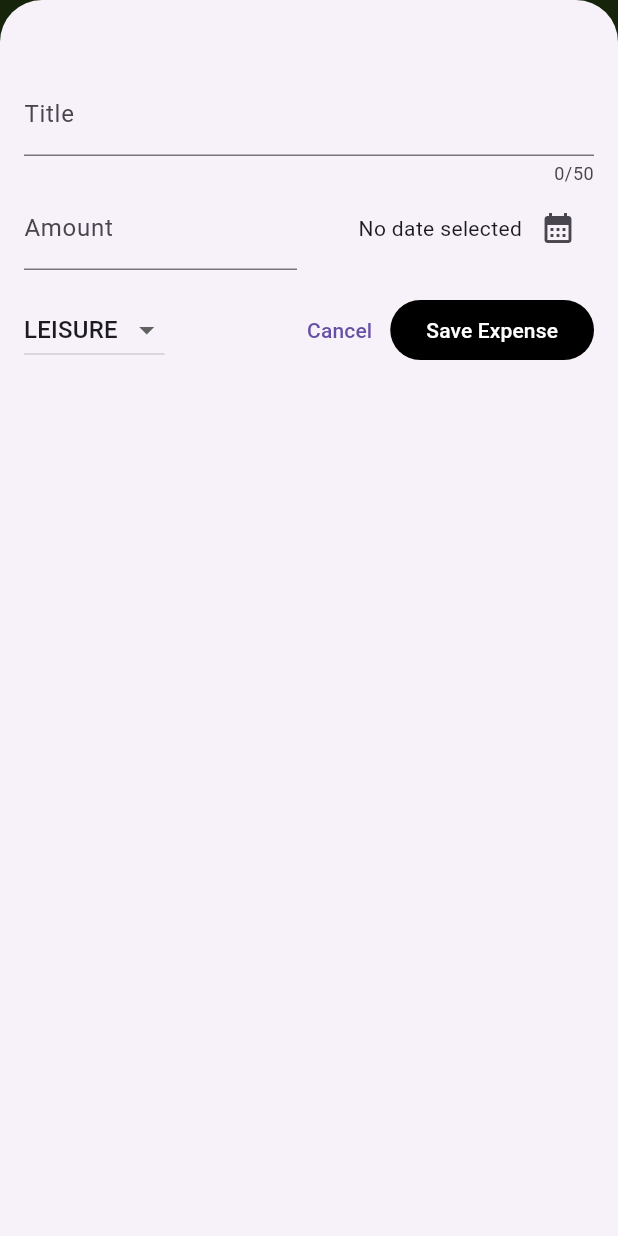
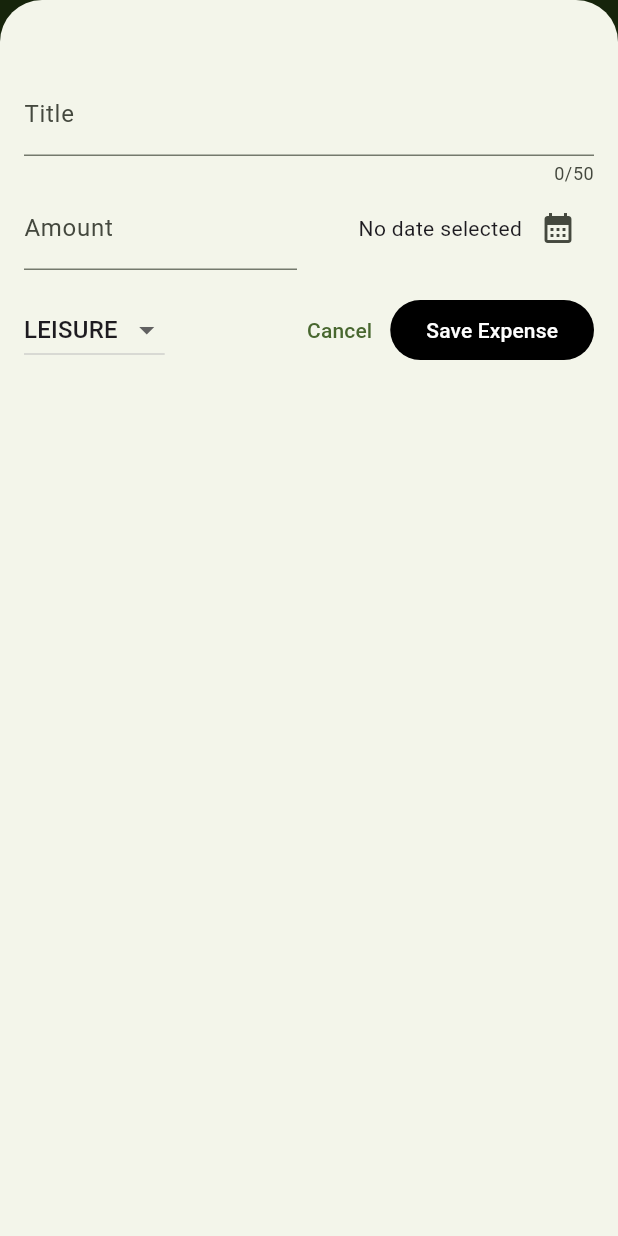
Before and after one commit to suhejbmorina99/flutter_mini_projects, a Flutter app: the screen it shows after launch, after a tap on the "add" icon, on a phone screen of 412 x 824 dp. Run offline on Flutter 3.47's test engine with Material 3 defaults, Android fonts, the phone set to English and light mode, and no system bars; our stand-ins replace google_fonts.

Commit message:
added dark theme, depend on system theme

```diff
--- a/expense_tracker/lib/main.dart
+++ b/expense_tracker/lib/main.dart
@@ -5,10 +5,29 @@ var kColorScheme = ColorScheme.fromSeed(
   seedColor: const Color.fromARGB(255, 157, 211, 113),
 );
 
+var kDarkColorScheme = ColorScheme.fromSeed(
+  brightness: Brightness.dark,
+  seedColor: const Color.fromARGB(255, 5, 99, 125),
+);
+
 void main() {
   runApp(
     MaterialApp(
+      darkTheme: ThemeData.dark().copyWith(
+        colorScheme: kDarkColorScheme,
+        cardTheme: const CardTheme().copyWith(
+          color: kDarkColorScheme.secondaryContainer,
+          margin: const EdgeInsets.all(6),
+        ),
+        // filledButtonTheme: FilledButtonThemeData(
+        //   style: FilledButton.styleFrom(
+        //     backgroundColor: kDarkColorScheme.primaryContainer,
+        //     foregroundColor: kDarkColorScheme.onPrimaryContainer,
+        //   ),
+        // ),
+      ),
       theme: ThemeData().copyWith(
+        colorScheme: kColorScheme,
         appBarTheme: const AppBarTheme().copyWith(
           backgroundColor: kColorScheme.onPrimaryContainer,
           foregroundColor: kColorScheme.primaryContainer,
@@ -25,10 +44,11 @@ void main() {
         textTheme: ThemeData().textTheme.copyWith(
               titleLarge: const TextStyle(
                 fontWeight: FontWeight.normal,
-                color: Colors.black, // Nese qeky text theme perdoret dika tjeter
+                color:
+                    Colors.black, // Nese qeky text theme perdoret dika tjeter
                 // psh ne expense item i merr qeto atribute por atributi color
                 // i shkon vetem disa elementeve jo krejt texteve sepse
-                // kemi perdorur foregroundColor psh per appBartheme
+                // kemi perdorur foregroundColor psh per
                 fontSize: 16,
               ),
             ),
```
